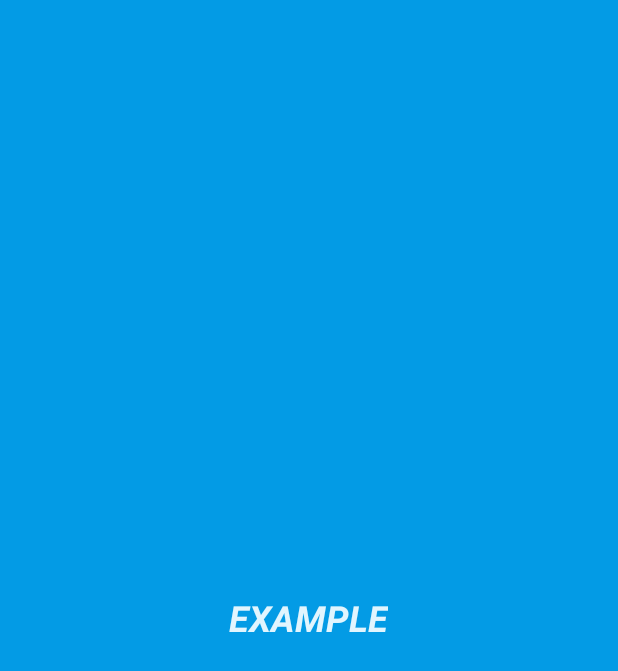
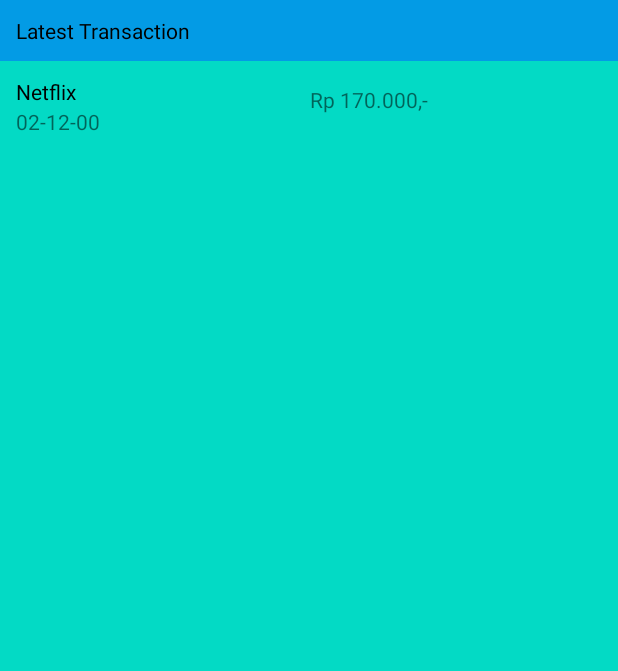
Before and after one commit to sawedvk/APBD-test, an Android app: the layout history_widget.xml on its own in the app's theme, with its tools: preview values and no code run, on a phone screen of 412 x 824 dp. Shown: the top 671 px of the screen. Run offline under Robolectric (Android 15) with nearby library versions, the phone set to English and light mode, and no system bars; Roboto replaces fonts that are not available here.

Commit message:
view widget latest transaction

```diff
--- a/APBD/app/src/main/java/com/example/apbd/HistoryWidget.kt
+++ b/APBD/app/src/main/java/com/example/apbd/HistoryWidget.kt
@@ -27,8 +27,7 @@ class HistoryWidget : AppWidgetProvider() {
     override fun onDisabled(context: Context) {
         // Enter relevant functionality for when the last widget is disabled
     }
-}
-
+    companion object{
         internal fun updateAppWidget(
             context: Context,
             appWidgetManager: AppWidgetManager,
@@ -37,8 +36,9 @@ internal fun updateAppWidget(
             val widgetText = context.getString(R.string.appwidget_text)
             // Construct the RemoteViews object
             val views = RemoteViews(context.packageName, R.layout.history_widget)
-    views.setTextViewText(R.id.appwidget_text, widgetText)
 
             // Instruct the widget manager to update the widget
             appWidgetManager.updateAppWidget(appWidgetId, views)
         }
+    }
+}
--- a/APBD/app/src/main/res/layout/history_widget.xml
+++ b/APBD/app/src/main/res/layout/history_widget.xml
@@ -1,4 +1,6 @@
-<RelativeLayout xmlns:android="http://schemas.android.com/apk/res/android"
+<LinearLayout xmlns:android="http://schemas.android.com/apk/res/android"
+    xmlns:app="http://schemas.android.com/apk/res-auto"
+    android:orientation="vertical"
     android:layout_width="match_parent"
     android:layout_height="match_parent"
     android:background="?attr/appWidgetBackgroundColor"
@@ -6,16 +8,50 @@
     android:theme="@style/ThemeOverlay.APBD.AppWidgetContainer">
 
     <TextView
-        android:id="@+id/appwidget_text"
-        android:layout_width="wrap_content"
-        android:layout_height="wrap_content"
-        android:layout_centerHorizontal="true"
-        android:layout_centerVertical="true"
-        android:layout_margin="8dp"
-        android:background="?attr/appWidgetBackgroundColor"
-        android:contentDescription="@string/appwidget_text"
-        android:text="@string/appwidget_text"
-        android:textColor="?attr/appWidgetTextColor"
-        android:textSize="24sp"
-        android:textStyle="bold|italic" />
-</RelativeLayout>
+        android:layout_width="300dp"
+        android:layout_height="30dp"
+        android:padding="5dp"
+        android:layout_margin="5dp"
+        android:textSize="14dp"
+        android:text="Latest Transaction"
+        android:textColor="@color/black"/>
+
+    <LinearLayout
+        android:layout_width="match_parent"
+        android:layout_height="match_parent"
+        android:orientation="horizontal"
+        android:background="@color/teal_200"
+        android:padding="5dp">
+
+        <LinearLayout
+            android:layout_width="150dp"
+            android:layout_height="40dp"
+            android:layout_margin="5dp"
+            android:orientation="vertical">
+
+            <TextView
+                android:id="@+id/Deskripsi"
+                android:layout_width="match_parent"
+                android:layout_height="20dp"
+                android:text="Netflix"
+                android:textColor="@color/black"
+                android:textSize="14dp" />
+
+            <TextView
+                android:id="@+id/Tanggal"
+                android:layout_width="match_parent"
+                android:layout_height="20dp"
+                android:text="02-12-00"
+                android:textSize="14dp" />
+        </LinearLayout>
+
+        <TextView
+            android:id="@+id/Nominal"
+            android:layout_width="150dp"
+            android:layout_height="40dp"
+            android:layout_margin="5dp"
+            android:text="Rp 170.000,-"
+            android:textAlignment="center"
+            android:padding="5dp"/>
+    </LinearLayout>
+</LinearLayout>
--- a/APBD/app/src/main/res/xml/history_widget_info.xml
+++ b/APBD/app/src/main/res/xml/history_widget_info.xml
@@ -2,8 +2,8 @@
 <appwidget-provider xmlns:android="http://schemas.android.com/apk/res/android"
     android:initialKeyguardLayout="@layout/history_widget"
     android:initialLayout="@layout/history_widget"
-    android:minWidth="180dp"
-    android:minHeight="180dp"
+    android:minWidth="240dp"
+    android:minHeight="50dp"
     android:previewImage="@drawable/example_appwidget_preview"
     android:resizeMode="horizontal|vertical"
     android:updatePeriodMillis="86400000"
--- a/APBD/app/src/main/res/xml/test__history_info.xml
+++ b/APBD/app/src/main/res/xml/test__history_info.xml
@@ -2,8 +2,8 @@
 <appwidget-provider xmlns:android="http://schemas.android.com/apk/res/android"
     android:initialKeyguardLayout="@layout/test__history"
     android:initialLayout="@layout/test__history"
-    android:minWidth="180dp"
-    android:minHeight="180dp"
+    android:minWidth="300dp"
+    android:minHeight="40dp"
     android:previewImage="@drawable/example_appwidget_preview"
     android:resizeMode="horizontal|vertical"
     android:updatePeriodMillis="86400000"
```
Lines whose indentation alone changed are shown as unchanged.
